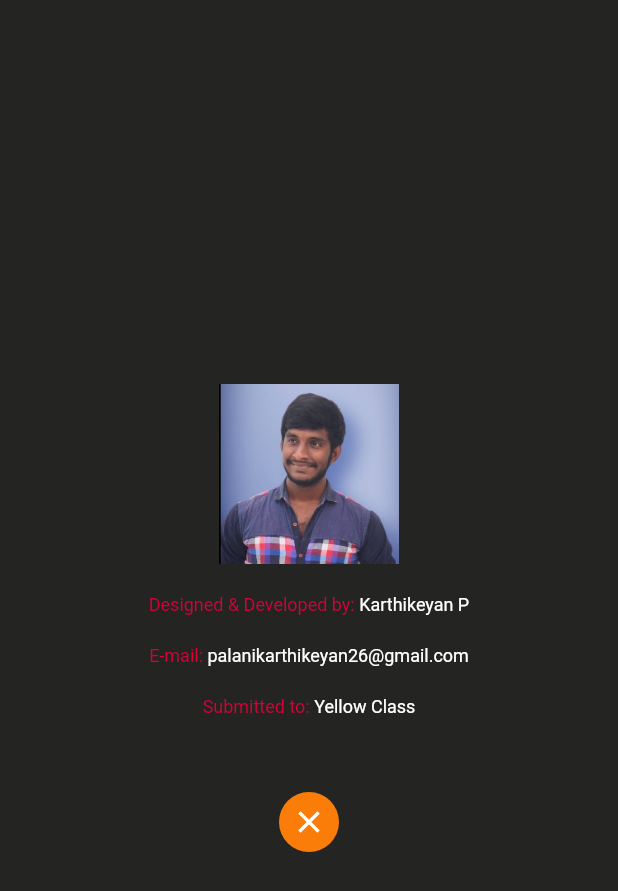
After one commit to KarthikeyanPegasus/Yellowclass_Flutter_Movie_DB_Application, a Flutter app: the Karthikeyan screen opened directly, on a phone screen of 412 x 824 dp. The commit adds this screen. Shown: the top 891 px of the screen. Run offline on Flutter 3.47's test engine with Material 2 defaults, Android fonts, the phone set to English and light mode, and no system bars; our stand-ins replace firebase_auth, firebase_core, google_sign_in, hive, hive_flutter, splashscreen; accounts and stored records are empty; generated files the repository leaves out were written again.

Commit message:
bugs fixed

```diff
--- a/yellowclass/lib/auth.dart
+++ b/yellowclass/lib/auth.dart
@@ -2,6 +2,7 @@ import 'package:flutter/material.dart';
 import 'package:firebase_auth/firebase_auth.dart';
 import 'package:google_sign_in/google_sign_in.dart';
 import 'package:yellowclass/Screens/Dashboard/Dashboard.dart';
+import 'package:yellowclass/Screens/EditHome/EditHome.dart';
 
 final FirebaseAuth _auth = FirebaseAuth.instance;
 final GoogleSignIn googleSignIn = GoogleSignIn();
@@ -31,7 +32,7 @@ Future<User> signinwithGoogle(BuildContext context) async {
   print(user);
   if (user.emailVerified) {
     Navigator.push(
-        context, MaterialPageRoute(builder: (context) => Dashboard()));
+        context, MaterialPageRoute(builder: (context) => Edithome()));
   }
   return user;
 }
--- /dev/null
+++ b/yellowclass/lib/me.dart
@@ -0,0 +1,129 @@
+import 'package:flutter/material.dart';
+import 'package:yellowclass/Screens/Dashboard/Dashboard.dart';
+
+class Karthikeyan extends StatelessWidget {
+  @override
+  Widget build(BuildContext context) {
+    Size size = MediaQuery.of(context).size;
+    return Scaffold(
+      body: Container(
+        child: Column(
+          mainAxisAlignment: MainAxisAlignment.center,
+          children: [
+            Container(
+              child: Image.asset(
+                "assets/images/me.png",
+                height: 120,
+                width: 120,
+              ),
+            ),
+            Container(
+              margin: EdgeInsets.symmetric(vertical: 20),
+              child: Row(
+                mainAxisAlignment: MainAxisAlignment.center,
+                children: [
+                  Text(
+                    "Designed & Developed by: ",
+                    style: TextStyle(color: Color(0xFFDA0037), fontSize: 12),
+                  ),
+                  Text(
+                    "Karthikeyan P",
+                    style: TextStyle(color: Colors.white, fontSize: 12),
+                  )
+                ],
+              ),
+            ),
+            Container(
+              child: Row(
+                mainAxisAlignment: MainAxisAlignment.center,
+                children: [
+                  Text(
+                    "E-mail: ",
+                    style: TextStyle(color: Color(0xFFDA0037), fontSize: 12),
+                  ),
+                  Text(
+                    "palanikarthikeyan26@gmail.com",
+                    style: TextStyle(color: Colors.white, fontSize: 12),
+                  )
+                ],
+              ),
+            ),
+            Container(
+              margin: EdgeInsets.only(top: 20),
+              child: Row(
+                mainAxisAlignment: MainAxisAlignment.center,
+                children: [
+                  Text(
+                    "Submitted to: ",
+                    style: TextStyle(color: Color(0xFFDA0037), fontSize: 12),
+                  ),
+                  Text(
+                    "Yellow Class",
+                    style: TextStyle(color: Colors.white, fontSize: 12),
+                  )
+                ],
+              ),
+            ),
+            Container(
+              margin: EdgeInsets.only(top: 50),
+              height: 40,
+              width: 40,
+              decoration: BoxDecoration(
+                  color: Color(0xFFFA7D09),
+                  borderRadius: BorderRadius.circular(50)),
+              child: IconButton(
+                  onPressed: () {
+                    Navigator.of(context, rootNavigator: true).pop();
+                  },
+                  icon: Icon(
+                    Icons.close,
+                    color: Colors.white,
+                  )),
+            ),
+          ],
+        ),
+      ),
+    );
+  }
+}
+
+class Title extends StatelessWidget {
+  final String name;
+  final String name2;
+  final Color colors;
+  final Color colors2;
+  const Title({
+    Key key,
+    @required this.name,
+    @required this.colors,
+    @required this.name2,
+    @required this.colors2,
+  }) : super(key: key);
+
+  @override
+  Widget build(BuildContext context) {
+    Size size = MediaQuery.of(context).size;
+    return Container(
+      alignment: Alignment.center,
+      margin: EdgeInsets.symmetric(vertical: 20, horizontal: 100),
+      child: Row(
+        children: [
+          Container(
+            margin: EdgeInsets.only(left: 3),
+            child: Text(
+              name2,
+              style: TextStyle(color: colors, fontSize: 12),
+            ),
+          ),
+          Container(
+            margin: EdgeInsets.only(left: 3),
+            child: Text(
+              name,
+              style: TextStyle(color: colors2, fontSize: 12),
+            ),
+          ),
+        ],
+      ),
+    );
+  }
+}
```
Also changed, not shown: yellowclass/lib/Screens/Addinto/components/body.dart (+23 -21 lines), yellowclass/lib/Screens/Dashboard/components/body.dart (+7 -6 lines), yellowclass/lib/Screens/EditHome/components/body.dart (+29 -37 lines), yellowclass/assets/images/me.png (added).
